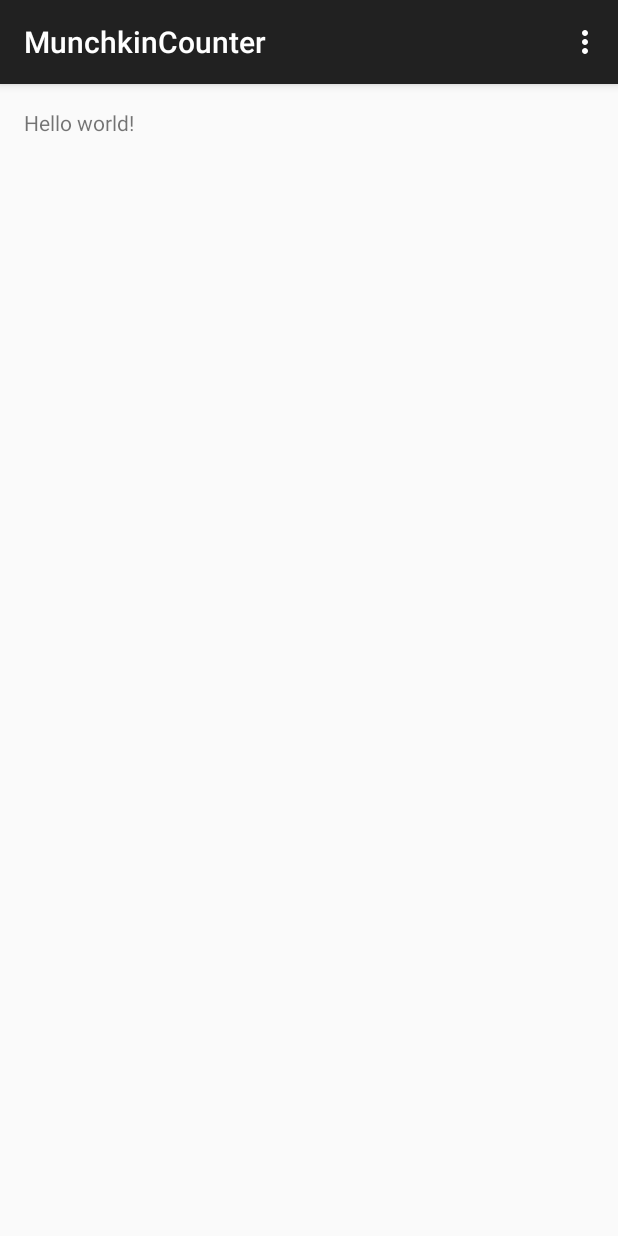
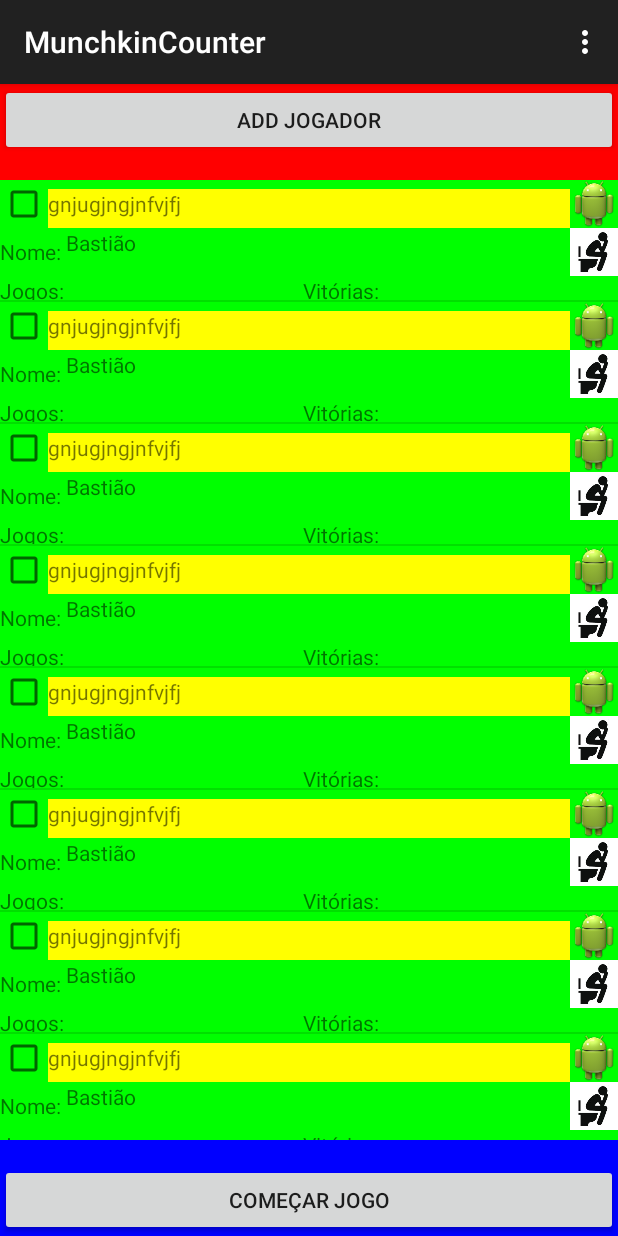
Before and after one commit to jclazzarim/MunchkinCounter, an Android app: the screen it shows after launch (MainActivity), on a phone screen of 412 x 824 dp. Run offline under Robolectric (Android 15) with nearby library versions, the phone set to English and light mode, and no system bars.

Commit message:
Tela inicial montada

```diff
--- a/app/src/main/java/br/android/munchkin/munchkincounter/MainActivity.java
+++ b/app/src/main/java/br/android/munchkin/munchkincounter/MainActivity.java
@@ -1,15 +1,14 @@
 package br.android.munchkin.munchkincounter;
 
+import android.os.Bundle;
+import android.support.v4.app.Fragment;
+import android.support.v4.app.FragmentTransaction;
 import android.support.v7.app.ActionBarActivity;
-import android.support.v7.app.ActionBar;
-import android.support.v4.app.Fragment;
-import android.os.Bundle;
 import android.view.LayoutInflater;
 import android.view.Menu;
 import android.view.MenuItem;
 import android.view.View;
 import android.view.ViewGroup;
-import android.os.Build;
 
 
 public class MainActivity extends ActionBarActivity {
@@ -18,13 +17,23 @@ public class MainActivity extends ActionBarActivity {
     protected void onCreate(Bundle savedInstanceState) {
         super.onCreate(savedInstanceState);
         setContentView(R.layout.activity_main);
-        if (savedInstanceState == null) {
-            getSupportFragmentManager().beginTransaction()
-                    .add(R.id.container, new PlaceholderFragment())
-                    .commit();
-        }
+
     }
 
+
+    @Override
+    protected void onStart() {
+        super.onStart();
+
+        FragmentTransaction ft = this.getSupportFragmentManager().beginTransaction();
+
+        ft.add(R.id.flBotaoPlayer, new AddPlayerButton());
+        ft.add(R.id.flPlayers, new PlayersFragment());
+        ft.add(R.id.flBotaoJogar, new StartGameButton());
+
+        ft.commit();
+
+    }
 
     @Override
     public boolean onCreateOptionsMenu(Menu menu) {
--- a/app/src/main/java/br/android/munchkin/munchkincounter/PlayersFragment.java
+++ b/app/src/main/java/br/android/munchkin/munchkincounter/PlayersFragment.java
@@ -13,18 +13,14 @@ import android.widget.ListAdapter;
 import android.widget.TextView;
 
 
+import java.util.ArrayList;
+import java.util.List;
+
+import br.android.munchkin.munchkincounter.br.android.munchkin.model.EImagemSexo;
 import br.android.munchkin.munchkincounter.br.android.munchkin.model.Player;
+import br.android.munchkin.munchkincounter.br.android.munchkin.model.PlayerArrayAdapter;
 import br.android.munchkin.munchkincounter.dummy.DummyContent;
 
-/**
- * A fragment representing a list of Items.
- * <p/>
- * Large screen devices (such as tablets) are supported by replacing the ListView
- * with a GridView.
- * <p/>
- * Activities containing this fragment MUST implement the {@link OnFragmentInteractionListener}
- * interface.
- */
 public class PlayersFragment extends Fragment implements AbsListView.OnItemClickListener {
 
     // TODO: Rename parameter arguments, choose names that match
@@ -36,7 +32,6 @@ public class PlayersFragment extends Fragment implements AbsListView.OnItemClick
     private String mParam1;
     private String mParam2;
 
-    private OnFragmentInteractionListener mListener;
 
     /**
      * The fragment's ListView/GridView.
@@ -76,7 +71,21 @@ public class PlayersFragment extends Fragment implements AbsListView.OnItemClick
         }
 
         // TODO: Change Adapter to display your content
-        mAdapter = new ArrayAdapter<Player>(getActivity(), R.layout.list_players);
+
+        super.onActivityCreated(savedInstanceState);
+
+        Player p = new Player();
+        p.setJogos(2);
+        p.setNome("Bastião");
+        p.setSexo(EImagemSexo.MASCULINO);
+        p.setVitorias(2);
+
+        List<Player> ps = new ArrayList<>();
+
+        for (int i = 0; i < 100; i++) {
+            ps.add(p);
+        }
+        mAdapter = new PlayerArrayAdapter(getActivity(), R.layout.list_players, ps);
     }
 
     @Override
@@ -97,29 +106,9 @@ public class PlayersFragment extends Fragment implements AbsListView.OnItemClick
     @Override
     public void onAttach(Activity activity) {
         super.onAttach(activity);
-        try {
-            mListener = (OnFragmentInteractionListener) activity;
-        } catch (ClassCastException e) {
-            throw new ClassCastException(activity.toString()
-                    + " must implement OnFragmentInteractionListener");
-        }
-    }
-
-    @Override
-    public void onDetach() {
-        super.onDetach();
-        mListener = null;
     }
 
 
-    @Override
-    public void onItemClick(AdapterView<?> parent, View view, int position, long id) {
-        if (null != mListener) {
-            // Notify the active callbacks interface (the activity, if the
-            // fragment is attached to one) that an item has been selected.
-            mListener.onFragmentInteraction(DummyContent.ITEMS.get(position).id);
-        }
-    }
 
     /**
      * The default content for this Fragment has a TextView that is shown when
@@ -134,19 +123,9 @@ public class PlayersFragment extends Fragment implements AbsListView.OnItemClick
         }
     }
 
-    /**
-     * This interface must be implemented by activities that contain this
-     * fragment to allow an interaction in this fragment to be communicated
-     * to the activity and potentially other fragments contained in that
-     * activity.
-     * <p/>
-     * See the Android Training lesson <a href=
-     * "http://developer.android.com/training/basics/fragments/communicating.html"
-     * >Communicating with Other Fragments</a> for more information.
-     */
-    public interface OnFragmentInteractionListener {
-        // TODO: Update argument type and name
-        public void onFragmentInteraction(String id);
+
+    @Override
+    public void onItemClick(AdapterView<?> parent, View view, int position, long id) {
+
     }
-
 }
--- a/app/src/main/java/br/android/munchkin/munchkincounter/br/android/munchkin/model/EImagemSexo.java
+++ b/app/src/main/java/br/android/munchkin/munchkincounter/br/android/munchkin/model/EImagemSexo.java
@@ -1,12 +1,23 @@
 package br.android.munchkin.munchkincounter.br.android.munchkin.model;
+
+import br.android.munchkin.munchkincounter.R;
 
 /**
  * Created by SOFT0085 on 26/01/2015.
  */
 public enum EImagemSexo {
 
-    MASCULINO,
-    FEMININO
+    MASCULINO(R.drawable.img1),
+    FEMININO(R.drawable.img1)
         ;
+    private int resourses;
+
+    EImagemSexo(int resourses) {
+        this.resourses = resourses;
+    }
+
+    public int getResourses() {
+        return resourses;
+    }
 
 }
--- /dev/null
+++ b/app/src/main/java/br/android/munchkin/munchkincounter/br/android/munchkin/model/PlayerArrayAdapter.java
@@ -0,0 +1,79 @@
+package br.android.munchkin.munchkincounter.br.android.munchkin.model;
+
+import android.content.Context;
+import android.view.LayoutInflater;
+import android.view.View;
+import android.view.ViewGroup;
+import android.widget.ArrayAdapter;
+import android.widget.ImageView;
+import android.widget.TextView;
+
+import java.util.List;
+
+import br.android.munchkin.munchkincounter.R;
+
+/**
+ * Created by SOFT0085 on 26/01/2015.
+ */
+public class PlayerArrayAdapter extends ArrayAdapter<Player> implements View.OnClickListener {
+
+    private  Context context;
+    private  int resource;
+    private  List<Player> objects;
+    private LayoutInflater inflater;
+    private TextView tvOrdem;
+    private TextView tvNome;
+    private TextView tvQuantidadeJogos;
+    private TextView tvQuantidadeVitorias;
+    private ImageView ivDeletar;
+    private ImageView ivSexo;
+
+    public PlayerArrayAdapter(Context context, int resource) {
+        super(context, resource);
+    }
+
+    public PlayerArrayAdapter(Context context, int resource, List<Player> objects) {
+        super(context, resource, objects);
+        this.context = context;
+        this.resource = resource;
+        this.objects = objects;
+        inflater = LayoutInflater.from(context);
+    }
+
+    @Override
+    public void onClick(View v) {
+
+    }
+
+
+    @Override
+    public View getView(int position, View convertView, ViewGroup parent) {
+        Player item = this.getItem(position);
+
+        if (convertView == null ){
+            convertView = inflater.inflate(R.layout.item_list_player, null);
+        }
+        getCampos(convertView);
+
+        tvNome.setText(item.getNome());
+       // tvQuantidadeJogos.setText(item.getJogos());
+//        tvQuantidadeVitorias.setText(item.getVitorias());
+
+        ivSexo.setBackgroundResource(item.getSexo().getResourses());
+
+        //TODO falta fazer umas piras aqui lokamente
+
+        return convertView;
+    }
+
+
+    private void getCampos(View convertView){
+        tvQuantidadeJogos = (TextView) convertView.findViewById(R.id.tvQuantidadeJogos);
+        tvQuantidadeVitorias = (TextView) convertView.findViewById(R.id.tvQuantidadeVitorias);
+        tvOrdem = (TextView) convertView.findViewById(R.id.tvOrdem);
+        tvNome = (TextView) convertView.findViewById(R.id.tvNome);
+         ivDeletar = (ImageView) convertView.findViewById(R.id.ivDeletar);
+         ivSexo = (ImageView) convertView.findViewById(R.id.ivSexo);
+    }
+
+}
--- a/app/src/main/res/layout/activity_main.xml
+++ b/app/src/main/res/layout/activity_main.xml
@@ -1,4 +1,31 @@
-<FrameLayout xmlns:android="http://schemas.android.com/apk/res/android"
+<LinearLayout xmlns:android="http://schemas.android.com/apk/res/android"
     xmlns:tools="http://schemas.android.com/tools" android:id="@+id/container"
     android:layout_width="match_parent" android:layout_height="match_parent"
-    tools:context=".MainActivity" tools:ignore="MergeRootFrame" />
+    tools:context=".MainActivity" tools:ignore="MergeRootFrame"
+    android:orientation="vertical">
+
+    <FrameLayout
+        android:id="@+id/flBotaoPlayer"
+        android:background="#FF0000"
+        android:layout_width="fill_parent"
+        android:layout_height="0dp"
+        android:layout_weight="1" />
+
+    <FrameLayout
+        android:id="@+id/flPlayers"
+        android:background="#00FF00"
+        android:layout_width="fill_parent"
+        android:layout_height="0dp"
+        android:layout_weight="10"/>
+
+    <FrameLayout
+        android:id="@+id/flBotaoJogar"
+        android:background="#0000FF"
+        android:layout_width="fill_parent"
+        android:layout_height="0dp"
+        android:layout_weight="1"/>
+
+
+
+
+    </LinearLayout>
--- a/app/src/main/res/layout/item_list_player.xml
+++ b/app/src/main/res/layout/item_list_player.xml
@@ -22,6 +22,7 @@
             android:text="gnjugjngjnfvjfj"/>
 
         <ImageView
+            android:id="@+id/ivDeletar"
             android:layout_width="32dp"
             android:layout_height="32dp"
             android:background="@drawable/ic_launcher"
@@ -47,6 +48,7 @@
             android:layout_weight="1"/>
 
         <ImageView
+            android:id="@+id/ivSexo"
             android:layout_width="32dp"
             android:layout_height="32dp"
             android:background="@drawable/ic_launcher"/>
@@ -68,7 +70,7 @@
             android:layout_weight="0.5"
             android:layout_height="fill_parent"
             android:id="@+id/tvQuantidadeJogos"
-            android:text="15"/>
+            />
 
         <TextView
             android:layout_width="wrap_content"
@@ -80,7 +82,7 @@
             android:layout_weight="0.5"
             android:layout_height="fill_parent"
             android:id="@+id/tvQuantidadeVitorias"
-            android:text="10"/>
+            />
 
 
 
```
Also changed, not shown: app/src/main/java/br/android/munchkin/munchkincounter/AddPlayerButton.java (+0 -46 lines), app/src/main/java/br/android/munchkin/munchkincounter/StartGameButton.java (+0 -45 lines), app/src/main/java/br/android/munchkin/munchkincounter/br/android/munchkin/model/PlayerAdapter.java (deleted, +0 -21 lines).
